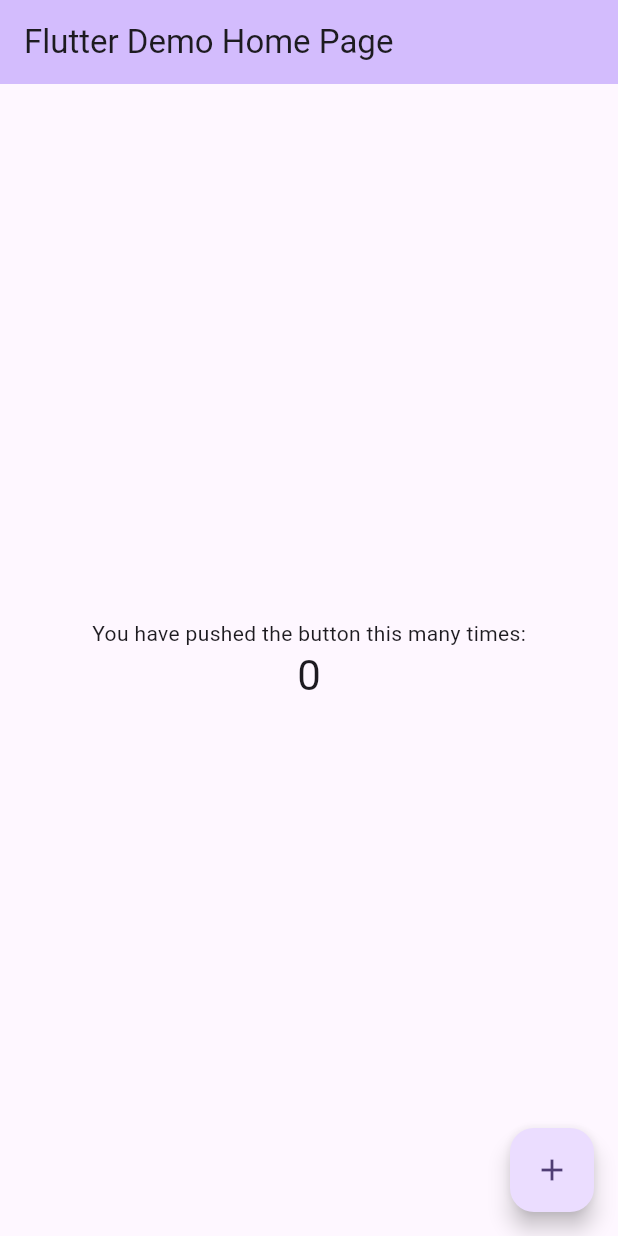
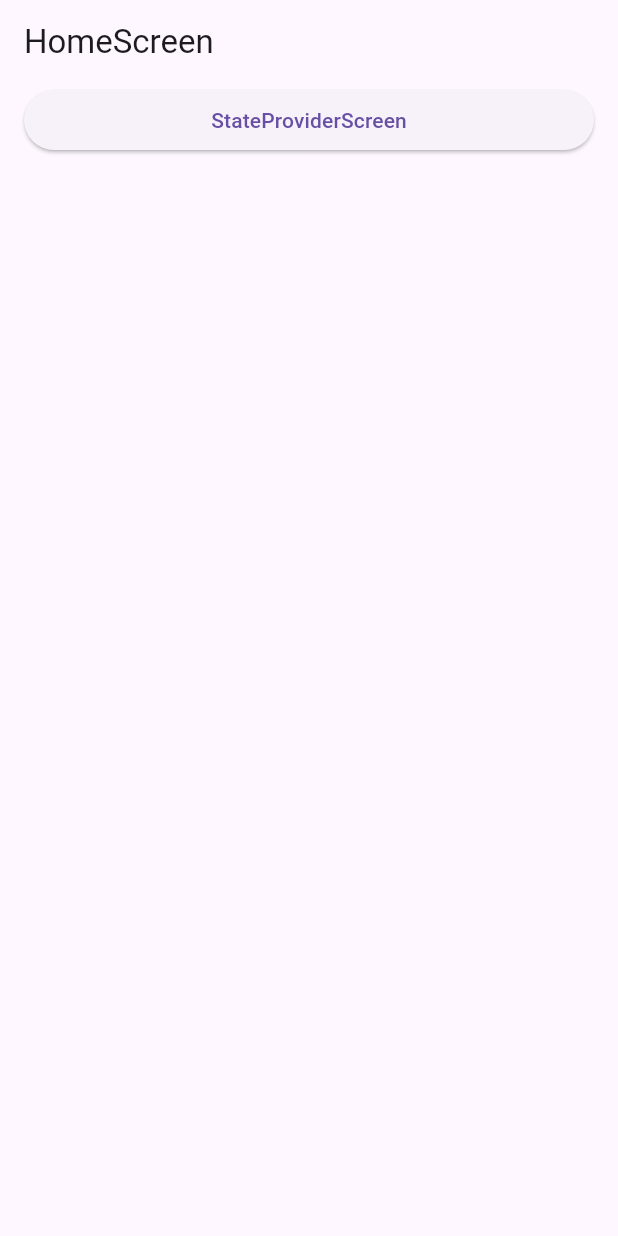
Before and after one commit to g0garden/flutter-state-management-prac, a Flutter app: the screen it shows after launch, on a phone screen of 412 x 824 dp. Run offline on Flutter 3.47's test engine with Material 3 defaults, Android fonts, the phone set to English and light mode, and no system bars; our stand-ins replace flutter_riverpod.

Commit message:
StateProvider

```diff
--- /dev/null
+++ b/riverpod_prac/lib/layout/default_layout.dart
@@ -0,0 +1,22 @@
+import 'package:flutter/material.dart';
+
+class DefaultLayout extends StatelessWidget {
+  final String title;
+  final Widget body;
+  final List<Widget>? actoins;
+
+  const DefaultLayout(
+      {required this.title, required this.body, this.actoins, super.key});
+
+  @override
+  Widget build(BuildContext context) {
+    return Scaffold(
+      appBar: AppBar(
+        title: Text(title),
+        actions: actoins,
+      ),
+      body:
+          Padding(padding: EdgeInsets.symmetric(horizontal: 16.0), child: body),
+    );
+  }
+}
--- a/riverpod_prac/lib/main.dart
+++ b/riverpod_prac/lib/main.dart
@@ -1,125 +1,13 @@
 import 'package:flutter/material.dart';
+import 'package:flutter_riverpod/flutter_riverpod.dart';
+import 'package:riverpod_prac/screen/home_screen.dart';
 
 void main() {
-  runApp(const MyApp());
+  runApp(
+    ProviderScope(
+      child: MaterialApp(
+        home: HomeScreen(),
+      ),
+    ),
+  );
 }
-
-class MyApp extends StatelessWidget {
-  const MyApp({super.key});
-
-  // This widget is the root of your application.
-  @override
-  Widget build(BuildContext context) {
-    return MaterialApp(
-      title: 'Flutter Demo',
-      theme: ThemeData(
-        // This is the theme of your application.
-        //
-        // TRY THIS: Try running your application with "flutter run". You'll see
-        // the application has a blue toolbar. Then, without quitting the app,
-        // try changing the seedColor in the colorScheme below to Colors.green
-        // and then invoke "hot reload" (save your changes or press the "hot
-        // reload" button in a Flutter-supported IDE, or press "r" if you used
-        // the command line to start the app).
-        //
-        // Notice that the counter didn't reset back to zero; the application
-        // state is not lost during the reload. To reset the state, use hot
-        // restart instead.
-        //
-        // This works for code too, not just values: Most code changes can be
-        // tested with just a hot reload.
-        colorScheme: ColorScheme.fromSeed(seedColor: Colors.deepPurple),
-        useMaterial3: true,
-      ),
-      home: const MyHomePage(title: 'Flutter Demo Home Page'),
-    );
-  }
-}
-
-class MyHomePage extends StatefulWidget {
-  const MyHomePage({super.key, required this.title});
-
-  // This widget is the home page of your application. It is stateful, meaning
-  // that it has a State object (defined below) that contains fields that affect
-  // how it looks.
-
-  // This class is the configuration for the state. It holds the values (in this
-  // case the title) provided by the parent (in this case the App widget) and
-  // used by the build method of the State. Fields in a Widget subclass are
-  // always marked "final".
-
-  final String title;
-
-  @override
-  State<MyHomePage> createState() => _MyHomePageState();
-}
-
-class _MyHomePageState extends State<MyHomePage> {
-  int _counter = 0;
-
-  void _incrementCounter() {
-    setState(() {
-      // This call to setState tells the Flutter framework that something has
-      // changed in this State, which causes it to rerun the build method below
-      // so that the display can reflect the updated values. If we changed
-      // _counter without calling setState(), then the build method would not be
-      // called again, and so nothing would appear to happen.
-      _counter++;
-    });
-  }
-
-  @override
-  Widget build(BuildContext context) {
-    // This method is rerun every time setState is called, for instance as done
-    // by the _incrementCounter method above.
-    //
-    // The Flutter framework has been optimized to make rerunning build methods
-    // fast, so that you can just rebuild anything that needs updating rather
-    // than having to individually change instances of widgets.
-    return Scaffold(
-      appBar: AppBar(
-        // TRY THIS: Try changing the color here to a specific color (to
-        // Colors.amber, perhaps?) and trigger a hot reload to see the AppBar
-        // change color while the other colors stay the same.
-        backgroundColor: Theme.of(context).colorScheme.inversePrimary,
-        // Here we take the value from the MyHomePage object that was created by
-        // the App.build method, and use it to set our appbar title.
-        title: Text(widget.title),
-      ),
-      body: Center(
-        // Center is a layout widget. It takes a single child and positions it
-        // in the middle of the parent.
-        child: Column(
-          // Column is also a layout widget. It takes a list of children and
-          // arranges them vertically. By default, it sizes itself to fit its
-          // children horizontally, and tries to be as tall as its parent.
-          //
-          // Column has various properties to control how it sizes itself and
-          // how it positions its children. Here we use mainAxisAlignment to
-          // center the children vertically; the main axis here is the vertical
-          // axis because Columns are vertical (the cross axis would be
-          // horizontal).
-          //
-          // TRY THIS: Invoke "debug painting" (choose the "Toggle Debug Paint"
-          // action in the IDE, or press "p" in the console), to see the
-          // wireframe for each widget.
-          mainAxisAlignment: MainAxisAlignment.center,
-          children: <Widget>[
-            const Text(
-              'You have pushed the button this many times:',
-            ),
-            Text(
-              '$_counter',
-              style: Theme.of(context).textTheme.headlineMedium,
-            ),
-          ],
-        ),
-      ),
-      floatingActionButton: FloatingActionButton(
-        onPressed: _incrementCounter,
-        tooltip: 'Increment',
-        child: const Icon(Icons.add),
-      ), // This trailing comma makes auto-formatting nicer for build methods.
-    );
-  }
-}
--- /dev/null
+++ b/riverpod_prac/lib/riverpod/state_provider_screen.dart
@@ -0,0 +1,3 @@
+import 'package:flutter_riverpod/flutter_riverpod.dart';
+
+final numberProvider = StateProvider<int>((ref) => 0);
--- /dev/null
+++ b/riverpod_prac/lib/screen/home_screen.dart
@@ -0,0 +1,22 @@
+import 'package:flutter/material.dart';
+import 'package:riverpod_prac/layout/default_layout.dart';
+import 'package:riverpod_prac/screen/state_provider_screen.dart';
+
+class HomeScreen extends StatelessWidget {
+  const HomeScreen({super.key});
+
+  @override
+  Widget build(BuildContext context) {
+    return DefaultLayout(
+      title: 'HomeScreen',
+      body: ListView(children: [
+        ElevatedButton(
+            onPressed: () {
+              Navigator.of(context).push(
+                  MaterialPageRoute(builder: (_) => StateProviderScreen()));
+            },
+            child: Text('StateProviderScreen'))
+      ]),
+    );
+  }
+}
--- a/riverpod_prac/pubspec.yaml
+++ b/riverpod_prac/pubspec.yaml
@@ -35,6 +35,7 @@ dependencies:
   # The following adds the Cupertino Icons font to your application.
   # Use with the CupertinoIcons class for iOS style icons.
   cupertino_icons: ^1.0.2
+  flutter_riverpod: ^2.4.9
 
 dev_dependencies:
   flutter_test:
```
Also changed, not shown: riverpod_prac/lib/screen/state_provider_screen.dart (added, +64 -0 lines), riverpod_prac/pubspec.lock, 1 other file.
